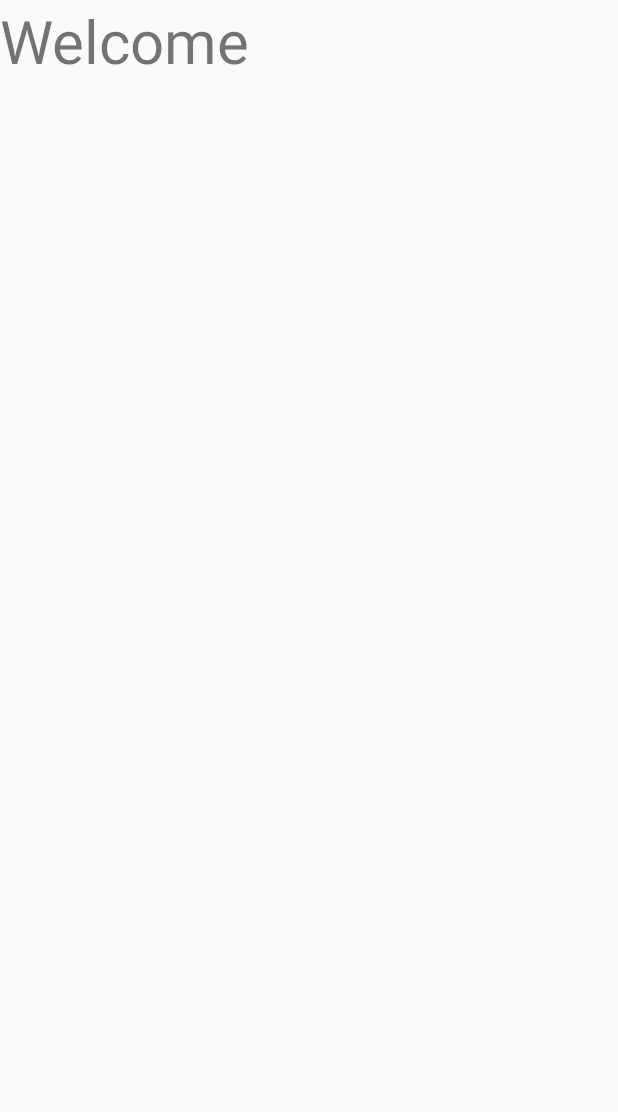
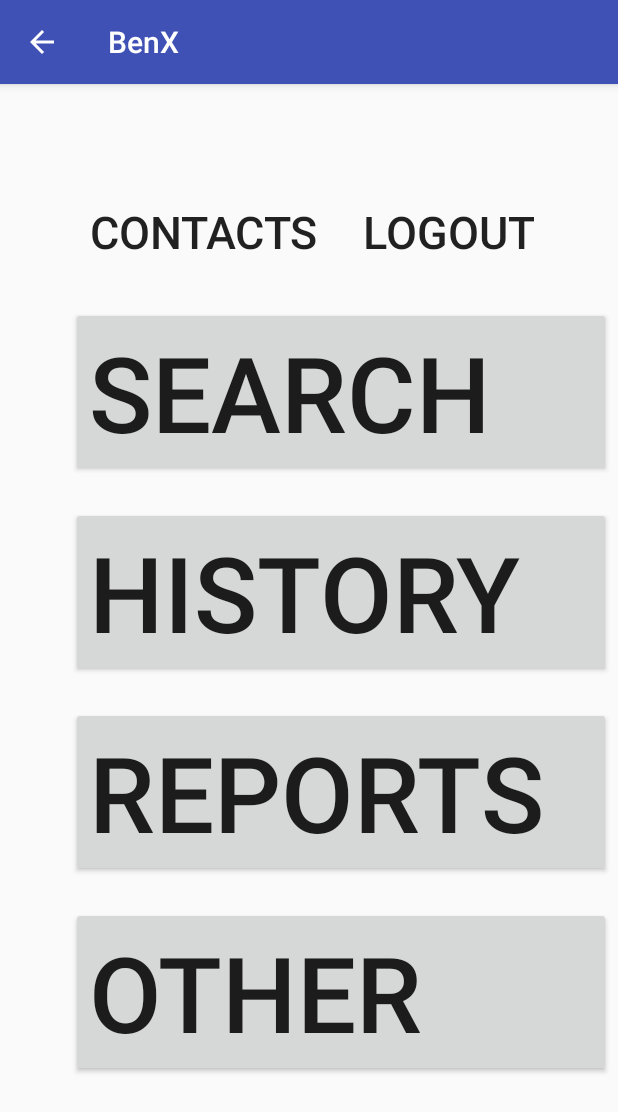
Before and after one commit to sandileshezi/BenX, an Android app: the MainActivity screen opened directly, with no data from a screen before it, on a phone screen of 412 x 824 dp. Shown: the top 1112 px of the screen. Run offline under Robolectric (Android 15) with nearby library versions, the phone set to English and light mode, and no system bars.

Commit message:
landing activity design

```diff
--- a/app/src/main/java/datafactory/co/za/benx/MainActivity.java
+++ b/app/src/main/java/datafactory/co/za/benx/MainActivity.java
@@ -2,15 +2,18 @@ package datafactory.co.za.benx;
 
 import android.app.Activity;
 import android.os.Bundle;
+import android.support.v7.app.AppCompatActivity;
 
 /**
  * Created by sandile.shezi on 2017/08/25.
  */
 
-public class MainActivity extends Activity {
+public class MainActivity extends AppCompatActivity {
     @Override
     protected void onCreate(Bundle savedInstanceState) {
         super.onCreate(savedInstanceState);
         setContentView(R.layout.activity_main);
+
+        getSupportActionBar().setDisplayHomeAsUpEnabled(true);
     }
 }
--- a/app/src/main/res/layout/activity_main.xml
+++ b/app/src/main/res/layout/activity_main.xml
@@ -1,13 +1,88 @@
 <?xml version="1.0" encoding="utf-8"?>
-<LinearLayout xmlns:android="http://schemas.android.com/apk/res/android"
+<ScrollView xmlns:android="http://schemas.android.com/apk/res/android"
     android:layout_width="match_parent"
     android:layout_height="match_parent">
 
-    <TextView
-        android:id="@+id/textView"
-        android:layout_width="wrap_content"
-        android:layout_height="wrap_content"
-        android:layout_weight="1"
-        android:textSize="40sp"
-        android:text="Welcome" />
-</LinearLayout>
+    <RelativeLayout
+        android:layout_width="match_parent"
+        android:layout_height="match_parent">
+
+        <Button
+            android:id="@id/btn_contacts"
+            style="@style/Widget.AppCompat.Button.Borderless"
+            android:layout_width="wrap_content"
+            android:layout_height="wrap_content"
+            android:layout_marginLeft="47dp"
+            android:layout_marginStart="47dp"
+            android:layout_marginTop="68dp"
+            android:text="@string/contacts"
+            android:textSize="30sp"
+            android:layout_alignParentTop="true"
+            android:layout_alignParentLeft="true"
+            android:layout_alignParentStart="true" />
+
+        <Button
+            android:id="@+id/btn_login"
+            style="@style/Widget.AppCompat.Button.Borderless"
+            android:layout_width="wrap_content"
+            android:layout_height="wrap_content"
+            android:layout_marginEnd="44dp"
+            android:layout_marginRight="44dp"
+            android:text="@string/logout"
+            android:textSize="30sp"
+            android:layout_above="@+id/btn_search"
+            android:layout_alignParentRight="true"
+            android:layout_alignParentEnd="true" />
+
+        <Button
+            android:id="@+id/btn_search"
+            android:layout_width="@dimen/menu_layout_width"
+            android:layout_height="wrap_content"
+            android:text="@string/search"
+            android:textSize="@dimen/menu_buttons_text_size"
+            android:layout_below="@+id/btn_contacts"
+            android:layout_marginTop="@dimen/menu_buttons_layout_margin_top"
+            android:layout_alignLeft="@+id/btn_contacts"
+            android:layout_alignStart="@+id/btn_contacts"
+            android:gravity="left|center_vertical"/>
+
+        <Button
+            android:id="@+id/btn_history"
+            android:layout_width="@dimen/menu_layout_width"
+            android:layout_height="wrap_content"
+            android:layout_alignLeft="@+id/btn_search"
+            android:layout_alignStart="@+id/btn_search"
+            android:layout_centerVertical="true"
+            android:layout_below="@+id/btn_search"
+            android:text="@string/history"
+            android:textSize="@dimen/menu_buttons_text_size"
+            android:gravity="left|center_vertical"
+            android:layout_marginTop="@dimen/menu_buttons_layout_margin_top"/>
+
+        <Button
+            android:id="@+id/btn_reports"
+            android:layout_width="@dimen/menu_layout_width"
+            android:layout_height="wrap_content"
+            android:layout_alignLeft="@+id/btn_history"
+            android:layout_alignStart="@+id/btn_history"
+            android:layout_below="@+id/btn_history"
+            android:text="@string/reports"
+            android:textSize="@dimen/menu_buttons_text_size"
+            android:gravity="left|center_vertical"
+            android:layout_marginTop="@dimen/menu_buttons_layout_margin_top"/>
+
+        <Button
+            android:id="@+id/btn_other"
+            android:layout_width="@dimen/menu_layout_width"
+            android:layout_height="wrap_content"
+            android:layout_alignLeft="@+id/btn_reports"
+            android:layout_alignStart="@+id/btn_reports"
+            android:layout_below="@+id/btn_reports"
+            android:layout_marginTop="@dimen/menu_buttons_layout_margin_top"
+            android:text="@string/other"
+            android:textSize="@dimen/menu_buttons_text_size"
+            android:gravity="left|center_vertical"/>
+
+    </RelativeLayout>
+
+</ScrollView>
--- /dev/null
+++ b/app/src/main/res/values/dimens.xml
@@ -0,0 +1,6 @@
+<?xml version="1.0" encoding="utf-8"?>
+<resources>
+    <dimen name="menu_layout_width">360dp</dimen>
+    <dimen name="menu_buttons_text_size">70sp</dimen>
+    <dimen name="menu_buttons_layout_margin_top">20dp</dimen>
+</resources>
--- a/app/src/main/res/values/ids.xml
+++ b/app/src/main/res/values/ids.xml
@@ -4,4 +4,10 @@
     <item type="id" name="text_password"/>
     <item type="id" name="btn_login"/>
     <item type="id" name="btn_forgot_password"/>
+    <item type="id" name="btn_contacts"/>
+    <item type="id" name="btn_logout"/>
+    <item type="id" name="btn_search"/>
+    <item type="id" name="btn_history"/>
+    <item type="id" name="btn_reports"/>
+    <item type="id" name="btn_other"/>
 </resources>
--- a/app/src/main/res/values/strings.xml
+++ b/app/src/main/res/values/strings.xml
@@ -4,4 +4,10 @@
     <string name="password">Password</string>
     <string name="login">Login</string>
     <string name="forgot_password">Forgot Password</string>
+    <string name="contacts">Contacts</string>
+    <string name="logout">Logout</string>
+    <string name="search">Search</string>
+    <string name="history">History</string>
+    <string name="reports">Reports</string>
+    <string name="other">Other</string>
 </resources>
```
